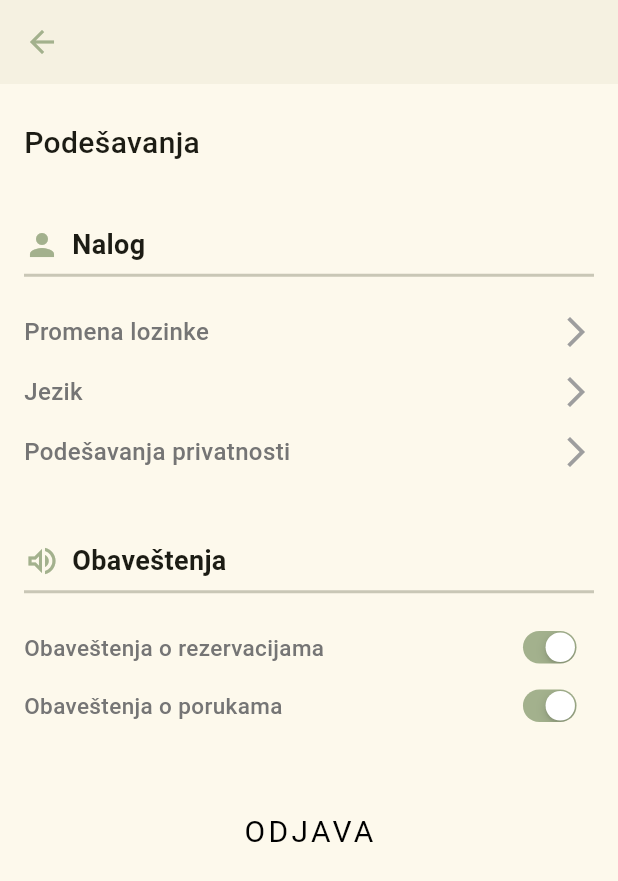
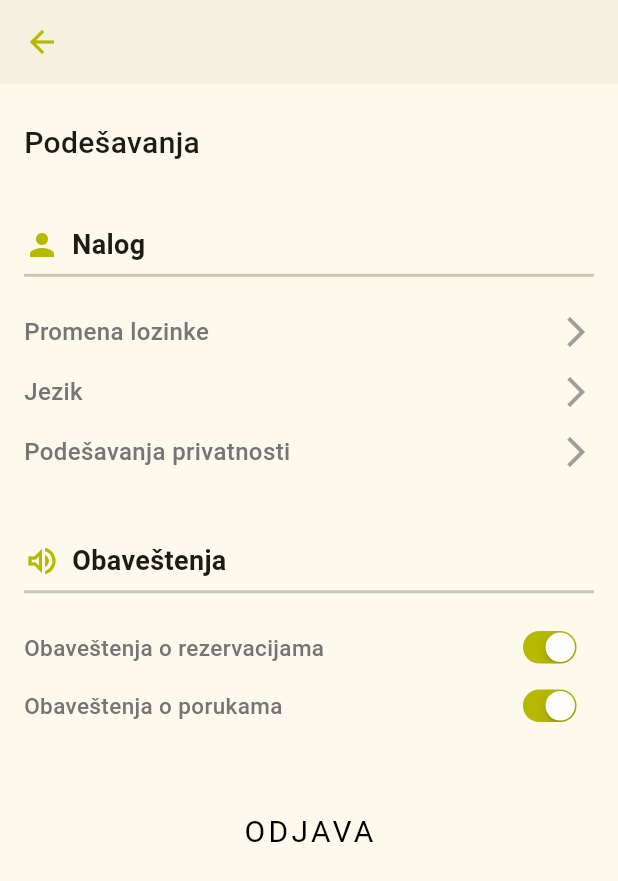
Before and after one commit to asdfmake/Hacka, a Flutter app: the ProfileScreen screen opened directly, after a tap on the "settings" icon, on a phone screen of 412 x 824 dp. Shown: the top 881 px of the screen. Run offline on Flutter 3.47's test engine with Material 2 defaults, Android fonts, the light colour scheme and no system bars; our stand-ins replace cloud_firestore, firebase_auth, firebase_core, firebase_storage; missing offline and left inert: multiselect; accounts and stored records are empty; network calls fail.

Commit message:
some recolorings

```diff
--- a/lib/ProfileScreen.dart
+++ b/lib/ProfileScreen.dart
@@ -93,7 +93,7 @@ class _ProfileScreenState extends State<ProfileScreen> {
           IconButton(
             icon: Icon(
               Icons.settings,
-              color: Color(0xffA3B18D),
+              color: Color.fromARGB(255, 112, 114, 0),
             ),
             onPressed: () {
               Navigator.of(context).push(MaterialPageRoute(
@@ -102,7 +102,7 @@ class _ProfileScreenState extends State<ProfileScreen> {
           ),
         ],
       ),
-      bottomNavigationBar: BottomAppBar(
+     /* bottomNavigationBar: BottomAppBar(
         child: Container(
           height: 80,
           width: double.maxFinite,
@@ -141,8 +141,8 @@ class _ProfileScreenState extends State<ProfileScreen> {
                             if (states.contains(MaterialState.pressed)) {
                               return Colors.white;
                             }
-                            return Color(0xff3B5A42);
-                            //Color(0xff3B5A42);
+                            return Color.fromARGB(255, 253, 255, 110);
+                            //Color.fromARGB(255, 253, 255, 110);
                           }),
                           shape:
                               MaterialStateProperty.all<RoundedRectangleBorder>(
@@ -153,7 +153,7 @@ class _ProfileScreenState extends State<ProfileScreen> {
             ],
           ),
         ),
-      ),
+      ),*/
       body: Container(
         padding: EdgeInsets.only(left: 16, top: 25, right: 16),
         child: GestureDetector(
@@ -259,7 +259,7 @@ class _ProfileScreenState extends State<ProfileScreen> {
                       child: Text(
                         'Home',
                         style: TextStyle(
-                            color: Colors.white,
+                            color: Colors.black,
                             fontWeight: FontWeight.bold,
                             fontSize:
                                 16 / MediaQuery.textScaleFactorOf(context)),
@@ -270,7 +270,7 @@ class _ProfileScreenState extends State<ProfileScreen> {
                             if (states.contains(MaterialState.pressed)) {
                               return Colors.white;
                             }
-                            return Color(0xff3B5A42);
+                            return Color.fromARGB(255, 253, 255, 110);
                           }),
                           shape:
                               MaterialStateProperty.all<RoundedRectangleBorder>(
@@ -299,7 +299,7 @@ class _ProfileScreenState extends State<ProfileScreen> {
                           child: Text(
                             'Home',
                             style: TextStyle(
-                                color: Colors.white,
+                                color: Colors.black,
                                 fontWeight: FontWeight.bold,
                                 fontSize:
                                     16 / MediaQuery.textScaleFactorOf(context)),
@@ -310,7 +310,7 @@ class _ProfileScreenState extends State<ProfileScreen> {
                                 if (states.contains(MaterialState.pressed)) {
                                   return Colors.white;
                                 }
-                                return Color(0xff3B5A42);
+                                return Color.fromARGB(255, 253, 255, 110);
                               }),
                               shape: MaterialStateProperty.all<
                                       RoundedRectangleBorder>(
@@ -359,7 +359,7 @@ class _ProfileScreenState extends State<ProfileScreen> {
                           child: Text(
                             'Home',
                             style: TextStyle(
-                                color: Colors.white,
+                                color: Colors.black,
                                 fontWeight: FontWeight.bold,
                                 fontSize:
                                     16 / MediaQuery.textScaleFactorOf(context)),
@@ -370,7 +370,7 @@ class _ProfileScreenState extends State<ProfileScreen> {
                                 if (states.contains(MaterialState.pressed)) {
                                   return Colors.white;
                                 }
-                                return Color(0xff3B5A42);
+                                return Color.fromARGB(255, 253, 255, 110);
                               }),
                               shape: MaterialStateProperty.all<
                                       RoundedRectangleBorder>(
--- a/lib/SettingsScreen.dart
+++ b/lib/SettingsScreen.dart
@@ -26,7 +26,7 @@ class _SettingsScreenState extends State<SettingsScreen> {
           },
           icon: Icon(
             Icons.arrow_back,
-            color: Color(0xffA3B18D),
+            color: Color.fromARGB(255, 182, 185, 0),
           ),
         ),
       ),
@@ -45,7 +45,7 @@ class _SettingsScreenState extends State<SettingsScreen> {
               children: [
                 Icon(
                   Icons.person,
-                  color: Color(0xffA3B18D),
+                  color: Color.fromARGB(255, 182, 185, 0),
                 ),
                 SizedBox(
                   width: 8,
@@ -75,7 +75,7 @@ class _SettingsScreenState extends State<SettingsScreen> {
               children: [
                 Icon(
                   Icons.volume_up_outlined,
-                  color: Color(0xffA3B18D),
+                  color: Color.fromARGB(255, 182, 185, 0),
                 ),
                 SizedBox(
                   width: 8,
@@ -140,7 +140,7 @@ class _SettingsScreenState extends State<SettingsScreen> {
             child: CupertinoSwitch(
               value: isActive,
               trackColor: Colors.grey,
-              activeColor: Color(0xffA3B18D),
+              activeColor: Color.fromARGB(255, 182, 185, 0),
               onChanged: (bool val) {},
             ))
       ],
@@ -202,7 +202,7 @@ class _SettingsScreenState extends State<SettingsScreen> {
                           Navigator.of(context).pop();
                         },
                         style: ElevatedButton.styleFrom(
-                          primary: Color(0xff3B5A42),
+                          primary: Color.fromARGB(255, 182, 185, 0),
                           // fixedSize: Size(250, 50),
                         ),
                         child: Text(
--- a/lib/main.dart
+++ b/lib/main.dart
@@ -45,7 +45,7 @@
           fontFamily: 'Caros',
           scaffoldBackgroundColor: const Color(0xffF2F2F2)),
       home: FirebaseAuth.instance.currentUser != null
-          ? PocetakScreen()
+          ? HomeScreen()
           : PocetakScreen(), //SignInScreen  //HomeScreen // ChatPage // PocetakScreen // FunkcionalnostiParkingaScreen
     );
   }
```
